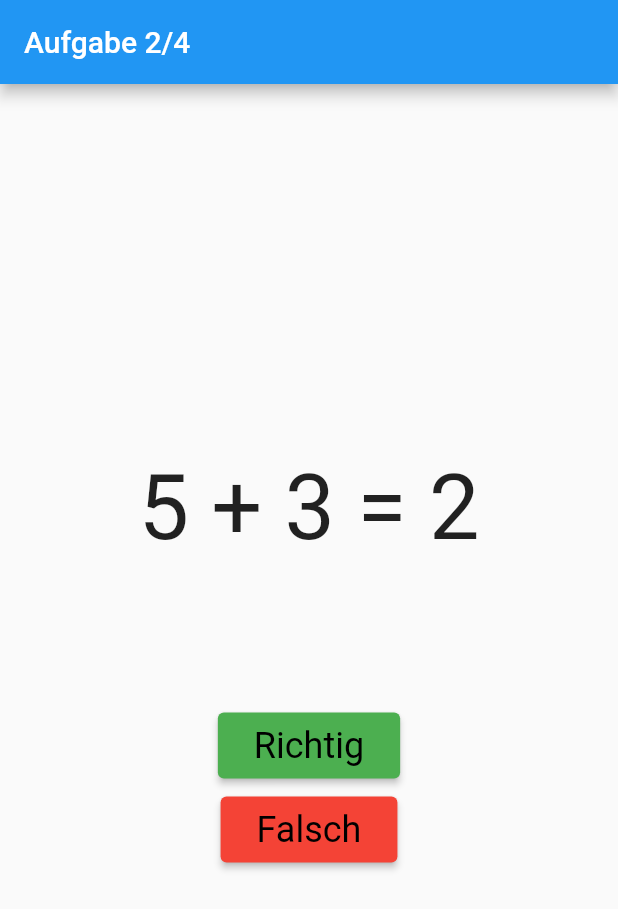
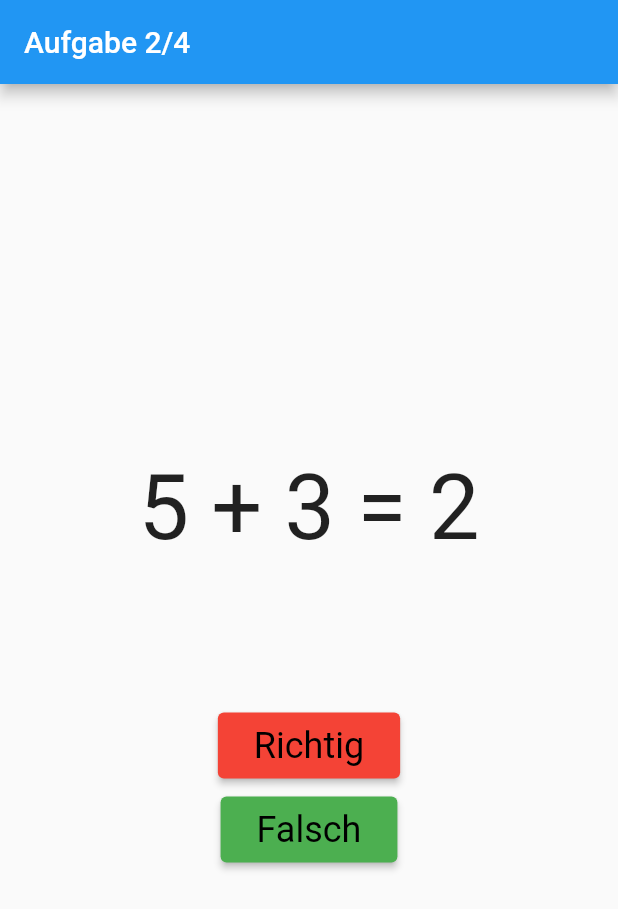
Before and after one commit to arlu0001/mef, a Flutter app: the screen it shows after launch, after a tap on "Richtig", on a phone screen of 412 x 824 dp. Shown: the top 909 px of the screen. Run offline on Flutter 3.47's test engine with Material 2 defaults, Android fonts, the phone set to English and light mode, and no system bars; network calls fail.

Commit message:
Randomize button color and button title

```diff
--- a/app/lib/trial/trial_screen.dart
+++ b/app/lib/trial/trial_screen.dart
@@ -16,32 +16,30 @@ class TrialScreen extends StatelessWidget {
         ),
       ),
       body: Center(
-        child: Column(
+        child: Consumer<TrialState>(
+          builder: (context, value, child) => Column(
             mainAxisAlignment: MainAxisAlignment.center,
             children: [
-            Consumer<TrialState>(
-              builder: (BuildContext context, value, Widget? child) {
-                return Text(
+              Text(
                 '${value.currentExercise.term}',
                 style: TextStyle(fontSize: 60),
-                );
-              },
               ),
               SizedBox(
                 height: 100,
               ),
               TrialButton(
-              buttonTitle: 'Richtig',
-              buttonBackgroundColor: Colors.green,
+                buttonTitle: value.currentButtonConfig.buttonTitle1,
+                buttonBackgroundColor: value.currentButtonConfig.buttonBackgroundColor1,
               ),
               SizedBox(
                 height: 8,
               ),
               TrialButton(
-              buttonTitle: 'Falsch',
-              buttonBackgroundColor: Colors.red,
+                buttonTitle: value.currentButtonConfig.buttonTitle2,
+                buttonBackgroundColor: value.currentButtonConfig.buttonBackgroundColor2,
               ),
             ],
+          ),
         ),
       ),
     );
@@ -57,7 +55,10 @@ class TrialButton extends StatelessWidget {
   @override
   Widget build(BuildContext context) {
     return ElevatedButton(
-      onPressed: () => context.read<TrialState>().loadExercise(),
+      onPressed: () {
+        context.read<TrialState>().loadExercise();
+        context.read<TrialState>().loadButtonConfig();
+      },
       child: Padding(
         padding: const EdgeInsets.all(8.0),
         child: Text(buttonTitle),
--- a/app/lib/trial/trial_state.dart
+++ b/app/lib/trial/trial_state.dart
@@ -1,4 +1,5 @@
 import 'package:flutter/material.dart';
+import 'dart:math';
 
 class TrialState extends ChangeNotifier {
   int currentExerciseCounter = 0;
@@ -9,16 +10,23 @@ class TrialState extends ChangeNotifier {
     Exercise(term: '2 - 1 = 5', isTrue: false),
     Exercise(term: '7 - 4 = 3', isTrue: true),
   ];
+  late ButtonConfig currentButtonConfig;
 
   TrialState() {
     loadExercise();
+    loadButtonConfig();
   }
 
   void loadExercise() {
     currentExercise = exercises[currentExerciseCounter];
-    if(currentExerciseCounter < exercises.length) {
+    if (currentExerciseCounter < exercises.length) {
       currentExerciseCounter++;
     }
+    notifyListeners();
+  }
+
+  void loadButtonConfig() {
+    currentButtonConfig = ButtonConfig();
     notifyListeners();
   }
 }
@@ -29,3 +37,34 @@ class Exercise {
 
   Exercise({required this.term, required this.isTrue});
 }
+
+class ButtonConfig {
+  late final String buttonTitle1;
+  late final Color buttonBackgroundColor1;
+  late final String buttonTitle2;
+  late final Color buttonBackgroundColor2;
+
+  List<String> titles = ['Richtig', 'Falsch'];
+  List<Color> colors = [Colors.green, Colors.red];
+
+  ButtonConfig() {
+    _randomizeConfig();
+  }
+
+  void _randomizeConfig() {
+    var random = Random();
+
+    this.buttonTitle1 = titles[random.nextInt(titles.length)];
+    this.buttonBackgroundColor1 = colors[random.nextInt(colors.length)];
+
+    if(buttonTitle1 == titles[0])
+      buttonTitle2 = titles[1];
+    else
+      buttonTitle2 = titles[0];
+
+    if(buttonBackgroundColor1 == colors[0])
+      buttonBackgroundColor2 = colors[1];
+    else
+      buttonBackgroundColor2 = colors[0];
+  }
+}
```
Lines whose indentation alone changed are shown as unchanged.
